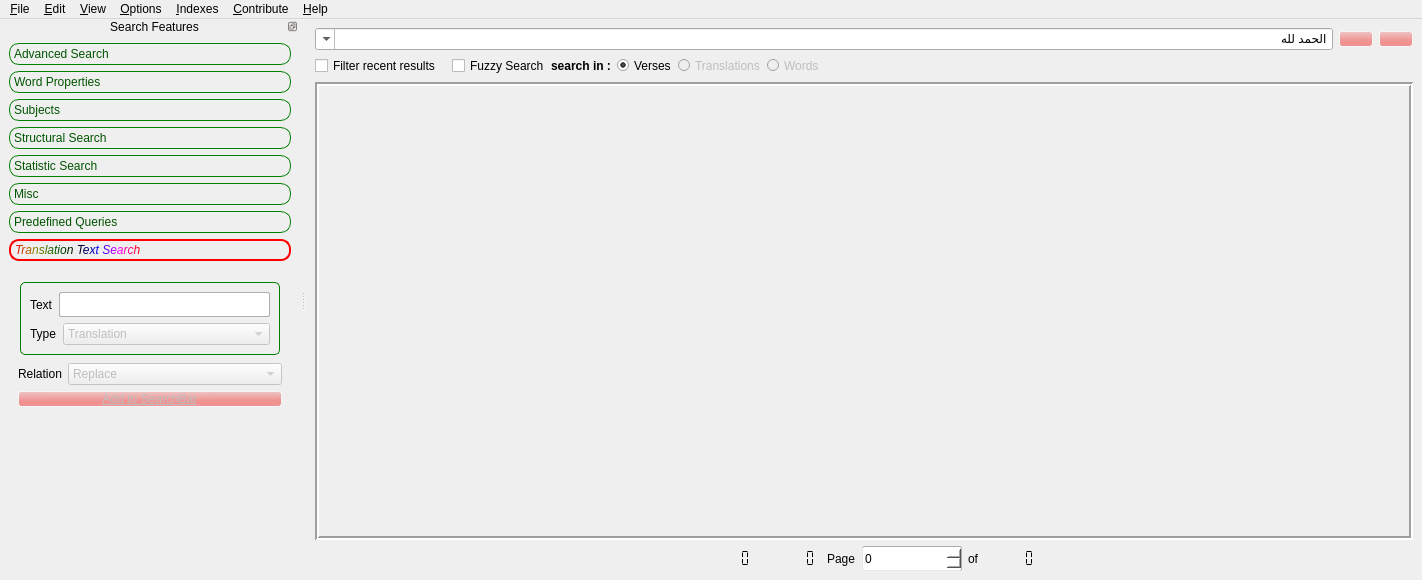
Old version of the form src/alfanous-desktop/UI/mainform.ui in the repository Alfanous-team/alfanous.
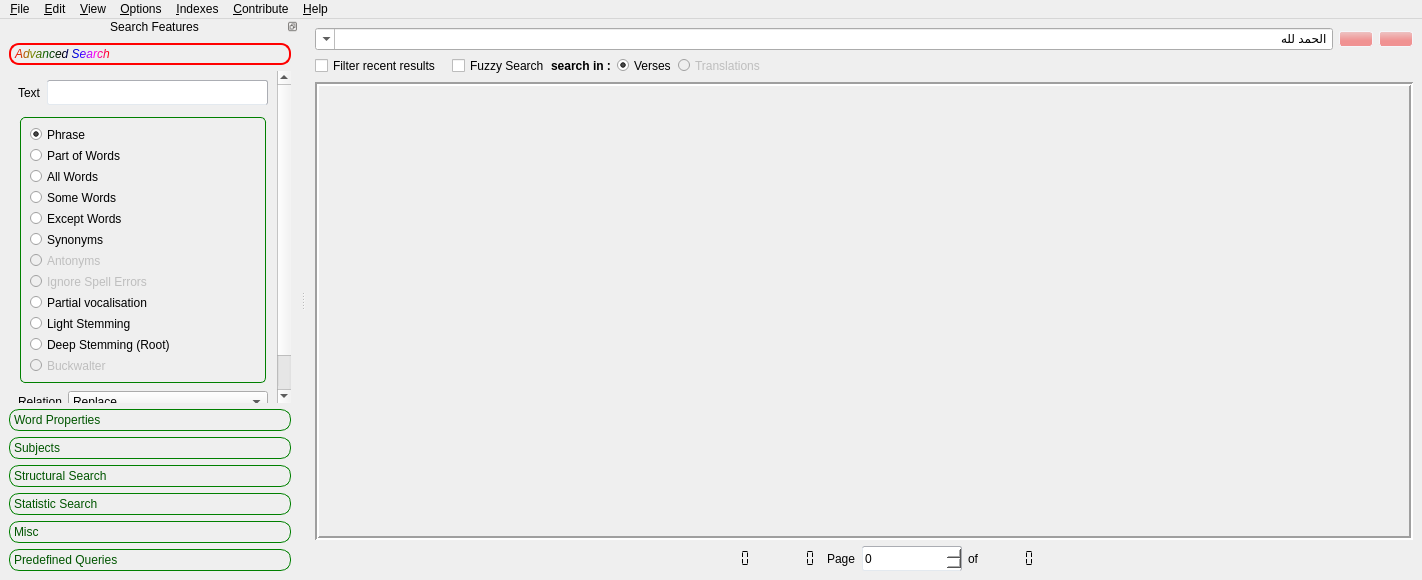
New version of the form. The open tabs and pages were chosen to show the change. Icons and pictures are not drawn.

Commit message: [GUI] update info in aboutDlg

```diff
--- a/src/alfanous-desktop/UI/mainform.ui
+++ b/src/alfanous-desktop/UI/mainform.ui
@@ -593,16 +593,6 @@
         </property>
        </widget>
       </item>
-      <item>
-       <widget class="QRadioButton" name="o_search_in_words">
-        <property name="enabled">
-         <bool>false</bool>
-        </property>
-        <property name="text">
-         <string>Words</string>
-        </property>
-       </widget>
-      </item>
       <item>
        <spacer name="horizontalSpacer_8">
         <property name="orientation">
@@ -1212,7 +1202,7 @@
         <property name="geometry">
          <rect>
           <x>0</x>
-          <y>-33</y>
+          <y>0</y>
           <width>259</width>
           <height>337</height>
          </rect>
@@ -2801,184 +2791,6 @@
         </attribute>
         <layout class="QHBoxLayout" name="horizontalLayout_3"/>
        </widget>
-       <widget class="QWidget" name="page_3">
-        <property name="geometry">
-         <rect>
-          <x>0</x>
-          <y>0</y>
-          <width>276</width>
-          <height>155</height>
-         </rect>
-        </property>
-        <attribute name="label">
-         <string>Translation Text Search</string>
-        </attribute>
-        <layout class="QVBoxLayout" name="verticalLayout_24">
-         <item>
-          <widget class="QGroupBox" name="groupBox_13">
-           <property name="title">
-            <string/>
-           </property>
-           <property name="flat">
-            <bool>false</bool>
-           </property>
-           <layout class="QVBoxLayout" name="verticalLayout_23">
-            <item>
-             <layout class="QHBoxLayout" name="horizontalLayout_38">
-              <item>
-               <widget class="QLabel" name="label_36">
-                <property name="text">
-                 <string>Text</string>
-                </property>
-               </widget>
-              </item>
-              <item>
-               <widget class="QLineEdit" name="o_word_root_2">
-                <property name="enabled">
-                 <bool>false</bool>
-                </property>
-               </widget>
-              </item>
-             </layout>
-            </item>
-            <item>
-             <layout class="QHBoxLayout" name="horizontalLayout_39">
-              <item>
-               <widget class="QLabel" name="label_37">
-                <property name="sizePolicy">
-                 <sizepolicy hsizetype="Fixed" vsizetype="Preferred">
-                  <horstretch>0</horstretch>
-                  <verstretch>0</verstretch>
-                 </sizepolicy>
-                </property>
-                <property name="text">
-                 <string>Type</string>
-                </property>
-                <property name="buddy">
-                 <cstring>o_word_type</cstring>
-                </property>
-               </widget>
-              </item>
-              <item>
-               <widget class="QComboBox" name="o_word_type_2">
-                <property name="enabled">
-                 <bool>false</bool>
-                </property>
-                <item>
-                 <property name="text">
-                  <string>Translation</string>
-                 </property>
-                </item>
-                <item>
-                 <property name="text">
-                  <string/>
-                 </property>
-                </item>
-                <item>
-                 <property name="text">
-                  <string/>
-                 </property>
-                </item>
-               </widget>
-              </item>
-             </layout>
-            </item>
-           </layout>
-          </widget>
-         </item>
-         <item>
-          <layout class="QHBoxLayout" name="horizontalLayout_49">
-           <item>
-            <widget class="QLabel" name="label_46">
-             <property name="sizePolicy">
-              <sizepolicy hsizetype="Fixed" vsizetype="Preferred">
-               <horstretch>0</horstretch>
-               <verstretch>0</verstretch>
-              </sizepolicy>
-             </property>
-             <property name="text">
-              <string>Relation</string>
-             </property>
-            </widget>
-           </item>
-           <item>
-            <widget class="QComboBox" name="o_relation_word_2">
-             <property name="enabled">
-              <bool>false</bool>
-             </property>
-             <property name="currentIndex">
-              <number>1</number>
-             </property>
-             <item>
-              <property name="text">
-               <string>Add</string>
-              </property>
-             </item>
-             <item>
-              <property name="text">
-               <string>Replace</string>
-              </property>
-             </item>
-             <item>
-              <property name="text">
-               <string>Disjunction (OR)</string>
-              </property>
-             </item>
-             <item>
-              <property name="text">
-               <string>Conjuction (AND)</string>
-              </property>
-             </item>
-             <item>
-              <property name="text">
-               <string>Exception (ANDNOT)</string>
-              </property>
-             </item>
-            </widget>
-           </item>
-          </layout>
-         </item>
-         <item>
-          <widget class="QPushButton" name="o_add2query_translationsearch">
-           <property name="enabled">
-            <bool>false</bool>
-           </property>
-           <property name="font">
-            <font>
-             <weight>50</weight>
-             <bold>false</bold>
-             <underline>true</underline>
-             <strikeout>false</strikeout>
-             <kerning>false</kerning>
-            </font>
-           </property>
-           <property name="cursor">
-            <cursorShape>PointingHandCursor</cursorShape>
-           </property>
-           <property name="text">
-            <string>Add to SearchBar</string>
-           </property>
-           <property name="icon">
-            <iconset resource="../images/main.qrc">
-             <normaloff>:/resources/up-16.png</normaloff>:/resources/up-16.png</iconset>
-           </property>
-          </widget>
-         </item>
-         <item>
-          <spacer name="verticalSpacer_5">
-           <property name="orientation">
-            <enum>Qt::Vertical</enum>
-           </property>
-           <property name="sizeHint" stdset="0">
-            <size>
-             <width>20</width>
-             <height>40</height>
-            </size>
-           </property>
-          </spacer>
-         </item>
-        </layout>
-       </widget>
       </widget>
      </item>
     </layout>
```
Left out of the diff: 12 changed lines with no effect on the pictures. The commit also changes 1 other file.
